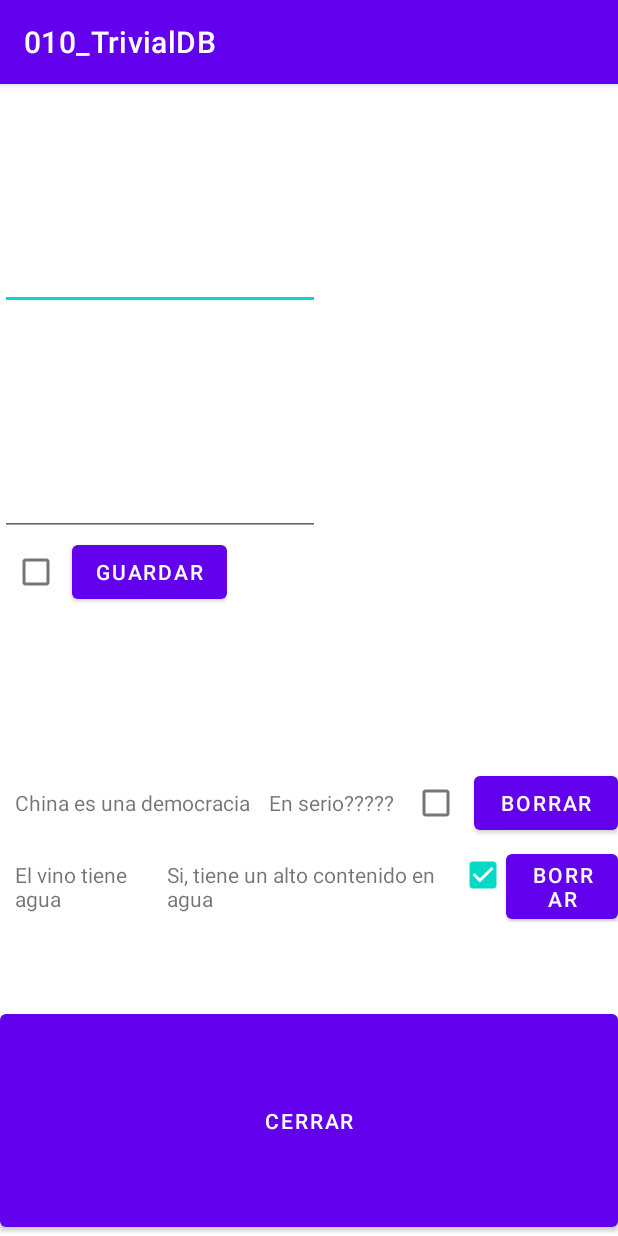
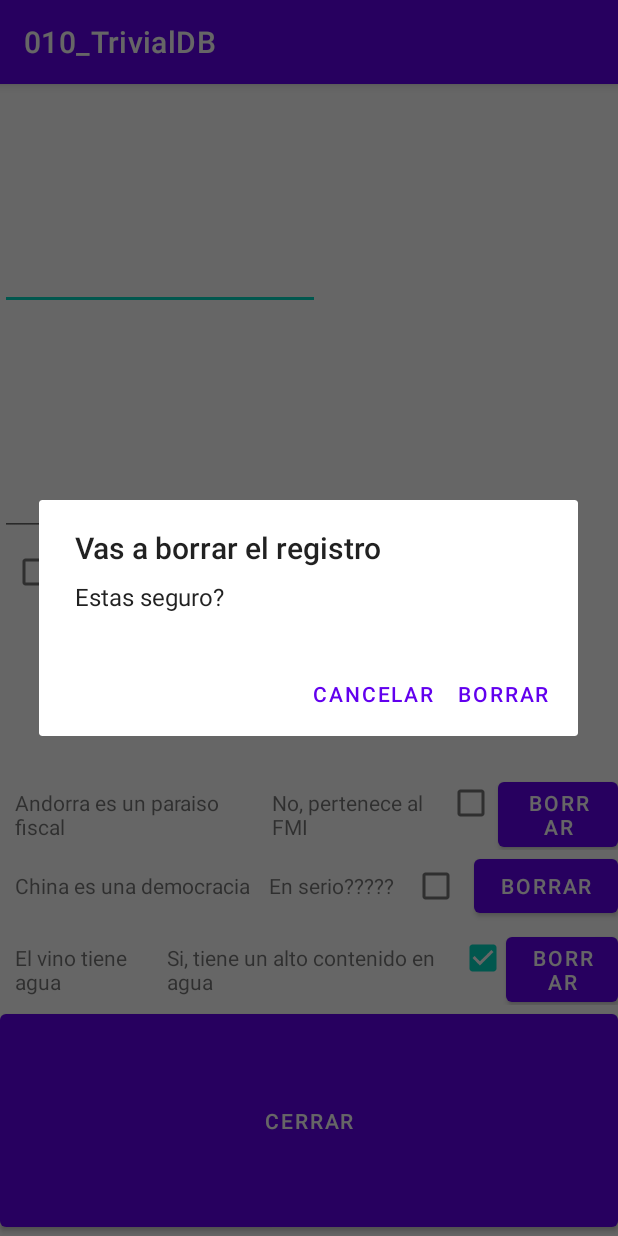
Before and after one commit to adriani94bil/010_TrivialDB, an Android app: the GestionPreguntas screen opened directly, with no data from a screen before it, after a tap on "BORRAR", on a phone screen of 412 x 824 dp. Run offline under Robolectric (Android 15) with nearby library versions, the phone set to English and light mode, and no system bars.

Commit message:
Night Mode+ DialogMessage

```diff
--- a/app/src/main/java/com/trivialdb/GestionPreguntas.java
+++ b/app/src/main/java/com/trivialdb/GestionPreguntas.java
@@ -1,6 +1,7 @@
 package com.trivialdb;
 
 import androidx.appcompat.app.AppCompatActivity;
+import androidx.appcompat.app.AppCompatDelegate;
 import androidx.recyclerview.widget.LinearLayoutManager;
 import androidx.recyclerview.widget.RecyclerView;
 
--- a/app/src/main/java/com/trivialdb/adapter/Adaptador.java
+++ b/app/src/main/java/com/trivialdb/adapter/Adaptador.java
@@ -1,5 +1,7 @@
 package com.trivialdb.adapter;
 
+import android.content.DialogInterface;
+import android.util.Log;
 import android.view.LayoutInflater;
 import android.view.View;
 import android.view.ViewGroup;
@@ -10,6 +12,7 @@
 import android.widget.TextView;
 
 import androidx.annotation.NonNull;
+import androidx.appcompat.app.AlertDialog;
 import androidx.recyclerview.widget.RecyclerView;
 
 import com.trivialdb.GestionPreguntas;
@@ -54,11 +57,25 @@
         holder.botonBorrar.setOnClickListener(new View.OnClickListener() {
             @Override
             public void onClick(View v) {
-                // Lo quito de la lista y lo borro
-                mDB.borrarRegistro(listaPregunta.get(position).getId());
-                listaPregunta.remove(position);
-                notifyItemRemoved(position);
-                notifyItemRangeChanged(position,getItemCount());
+                AlertDialog.Builder builder=new AlertDialog.Builder(mtoActivity);
+
+                builder.setTitle("Vas a borrar el registro")
+                        .setMessage("Estas seguro?")
+                        .setPositiveButton("Borrar", new DialogInterface.OnClickListener() {
+                            @Override
+                            public void onClick(DialogInterface dialogInterface, int i) {
+                                borrar(position);
+                            }
+                        })
+                        .setNegativeButton("Cancelar", new DialogInterface.OnClickListener() {
+                            @Override
+                            public void onClick(DialogInterface dialogInterface, int i) {
+                                Log.d("Cancelar","Se ha cancelado la accion de borrar");
+                            }
+                        });
+
+                builder.create().show();
+
             }
         });
         //Asigno a cada linea un onclick para seleccionarlo
@@ -75,6 +92,13 @@
 
             }
         });
+    }
+    public void borrar(int position){
+        // Lo quito de la lista y lo borro
+        mDB.borrarRegistro(listaPregunta.get(position).getId());
+        listaPregunta.remove(position);
+        notifyItemRemoved(position);
+        notifyItemRangeChanged(position,getItemCount());
     }
 
     @Override
--- a/app/src/main/res/menu/main_menu.xml
+++ b/app/src/main/res/menu/main_menu.xml
@@ -5,7 +5,9 @@
     <item
         android:id="@+id/opcionMto"
         android:title="Mantemiento" />
-    <item android:title="About Us" />
+    <item
+        android:id="@+id/nightMode"
+        android:title="Night Mode" />
     <item
         android:id="@+id/app_bar_switch"
         android:title="Switch"
```
Also changed, not shown: app/src/main/java/com/trivialdb/MainActivity.java (+12 -2 lines).
